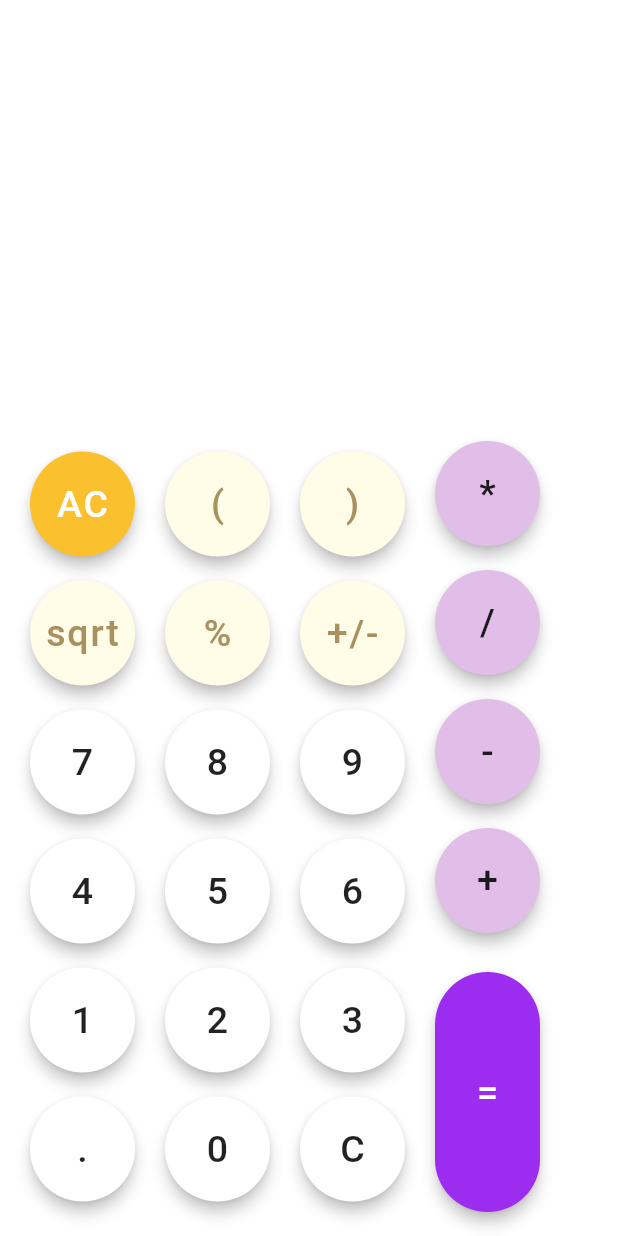
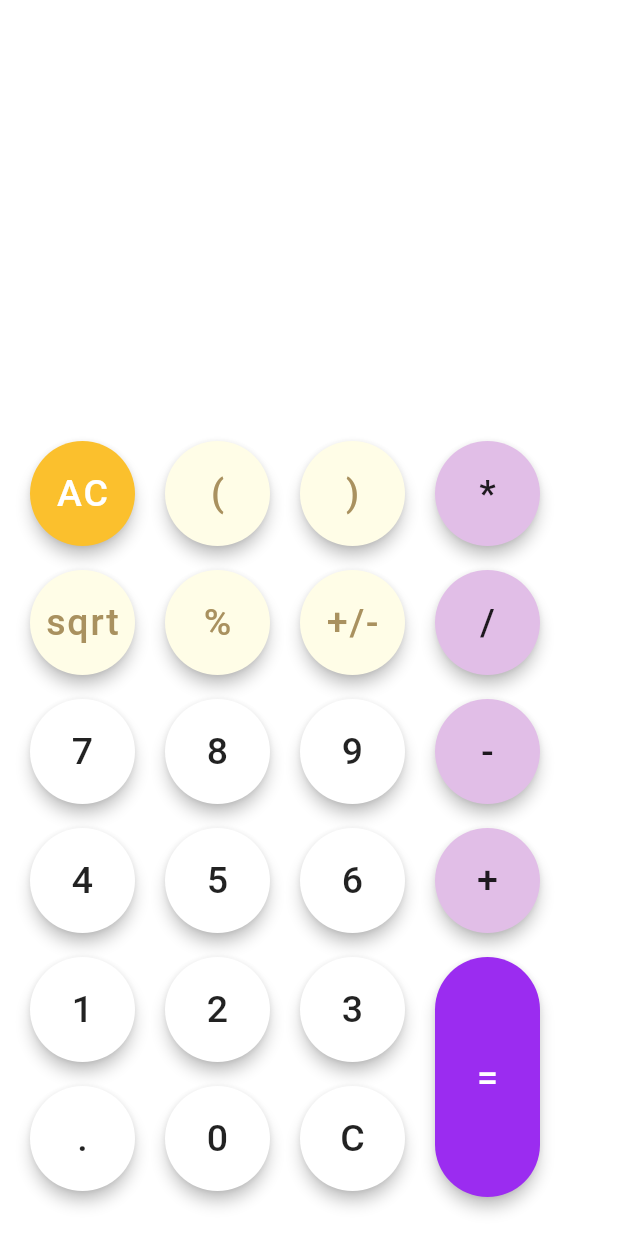
Before and after one commit to ManjunathRK1251/Calculator, a Flutter app: the screen it shows after launch, on a phone screen of 412 x 824 dp. Run offline on Flutter 3.47's test engine with Material 2 defaults, Android fonts, the phone set to English and light mode, and no system bars.

```diff
--- a/lib/ButtonLayout.dart
+++ b/lib/ButtonLayout.dart
@@ -86,7 +86,7 @@ class ButtonGroup extends StatelessWidget {
             for (String text in col4)
               buildButtons.buildButton(text, Colors.purple.shade100),
             Padding(
-              padding: EdgeInsets.all(5.0),
+              padding: EdgeInsets.all(0.0),
             ),
             buildButtons.buildButton(
                 '=', Color(0xff9b2cf0), Colors.white, 160.0),
--- /dev/null
+++ b/lib/globals.dart
@@ -0,0 +1,2 @@
+String history = '0';
+String expression = '';
--- a/lib/main.dart
+++ b/lib/main.dart
@@ -1,5 +1,7 @@
 import 'package:flutter/material.dart';
 import 'ButtonLayout.dart';
+import 'globals.dart';
+import 'Buttons.dart';
 
 void main() {
   runApp(Calculator());
@@ -18,22 +20,45 @@ class Calculator extends StatelessWidget {
   }
 }
 
-class Homepage extends StatelessWidget {
+class Homepage extends StatefulWidget {
+  @override
+  _HomepageState createState() => _HomepageState();
+}
+
+class _HomepageState extends State<Homepage> {
   @override
   Widget build(BuildContext context) {
     return SafeArea(
       child: Column(
         children: [
           Container(
+            alignment: Alignment.bottomRight,
             //Result area
             height: 275.0,
             color: Colors.white,
-            //child: Center(child: Text('Result')),
+            child: Column(
+              mainAxisAlignment: MainAxisAlignment.end,
+              children: [
+                Padding(padding: EdgeInsets.only(right: 170.0)),
+                /*Text(
+                  //'85*85',
+                  history,
+                  style: TextStyle(fontSize: 45.0, color: Colors.black54),
+                ),
+                Text(
+                  //'987',
+                  expression,
+                  style: TextStyle(fontSize: 75.0),
+                ),*/
+
+                Padding(padding: EdgeInsets.only(bottom: 50.0))
+              ],
+            ),
           ),
           Padding(padding: EdgeInsets.only(top: 4.05)),
-          Center(
-            child: Expanded(
-              flex: 2,
+          Expanded(
+            flex: 3,
+            child: Center(
               child: ButtonGroup(),
             ),
           )
```
Also changed, not shown: lib/Buttons.dart (+24 -1 lines).
